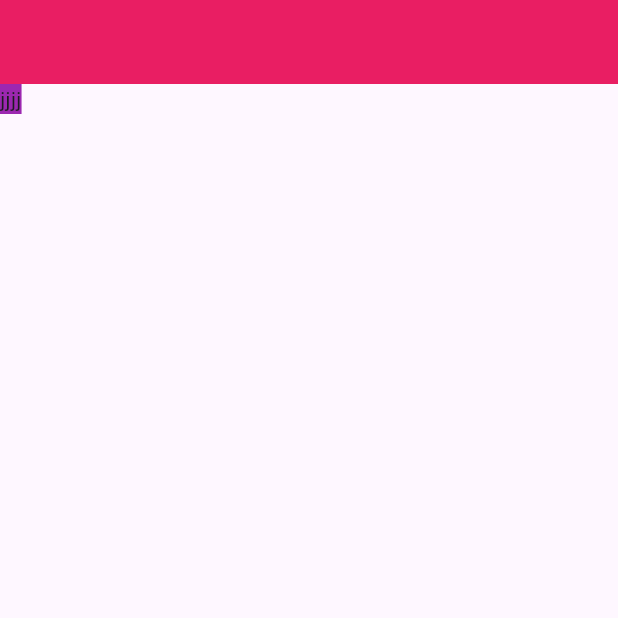
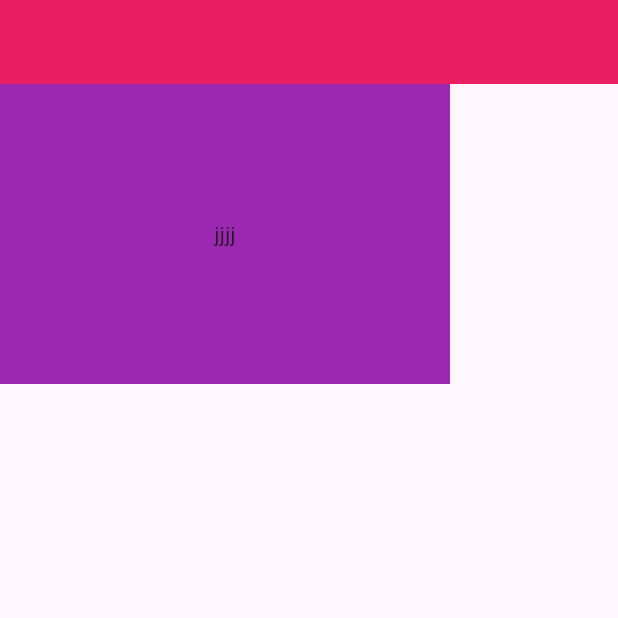
Before and after one commit to RomanEnglishman/project, a Flutter app: the screen it shows after launch, on a phone screen of 412 x 824 dp, the top half of it. Run offline on Flutter 3.47's test engine with Material 3 defaults, Android fonts, the phone set to English and light mode, and no system bars.

Commit message:
Update main.dart

```diff
--- a/lib/main.dart
+++ b/lib/main.dart
@@ -15,8 +15,19 @@ class _MyAppState extends State<MyApp> {
   @override
   Widget build(BuildContext context) {
     return MaterialApp(
-      home: Scaffold(appBar: AppBar (backgroundColor: Colors.pink,),
-      body: Container(color: Colors.purple, child: Text("jjjj")),)
-      );
+      home: Scaffold(
+        appBar: AppBar(
+          backgroundColor: Colors.pink,
+        ),
+        body: Container(
+          color: Colors.purple,
+          height: 200.0,
+          width: 300.0,
+          child: Center(
+            child: Text("jjjj"),
+          ),
+        ),
+      ),
+    );
   }
 }
```
